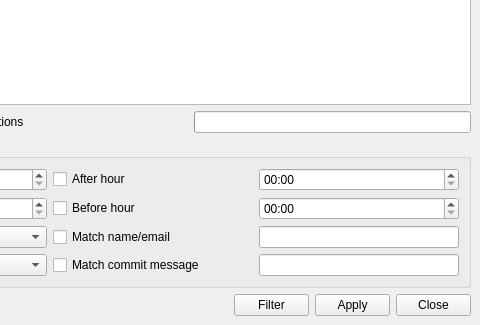
mike-perdide/gitbuster, file qGitFilterBranch/main_window.ui: the form before one commit; both pictures show x 380 to 860 and y 285 to 610 of the 860 by 610 pixel window.
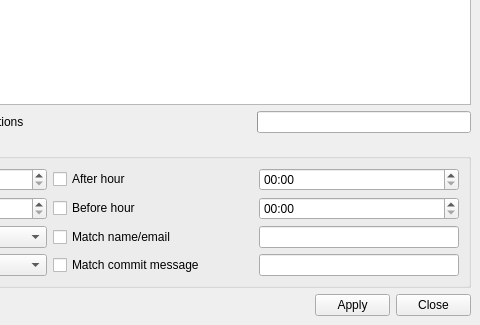
The form after the commit.

Commit message: Removing the filter button, we don't need it anymore.

Diff of the .ui file:
```diff
--- a/qGitFilterBranch/main_window.ui
+++ b/qGitFilterBranch/main_window.ui
@@ -84,19 +84,6 @@
     <item row="8" column="3">
      <layout class="QGridLayout" name="gridLayout_3">
       <item row="0" column="1">
-       <widget class="QPushButton" name="filterButton">
-        <property name="maximumSize">
-         <size>
-          <width>75</width>
-          <height>16777215</height>
-         </size>
-        </property>
-        <property name="text">
-         <string>Filter</string>
-        </property>
-       </widget>
-      </item>
-      <item row="0" column="2">
        <widget class="QPushButton" name="applyButton">
         <property name="maximumSize">
          <size>
```
Left out of the diff: 3 changed lines with no effect on the pictures. The commit also changes 1 other file.
